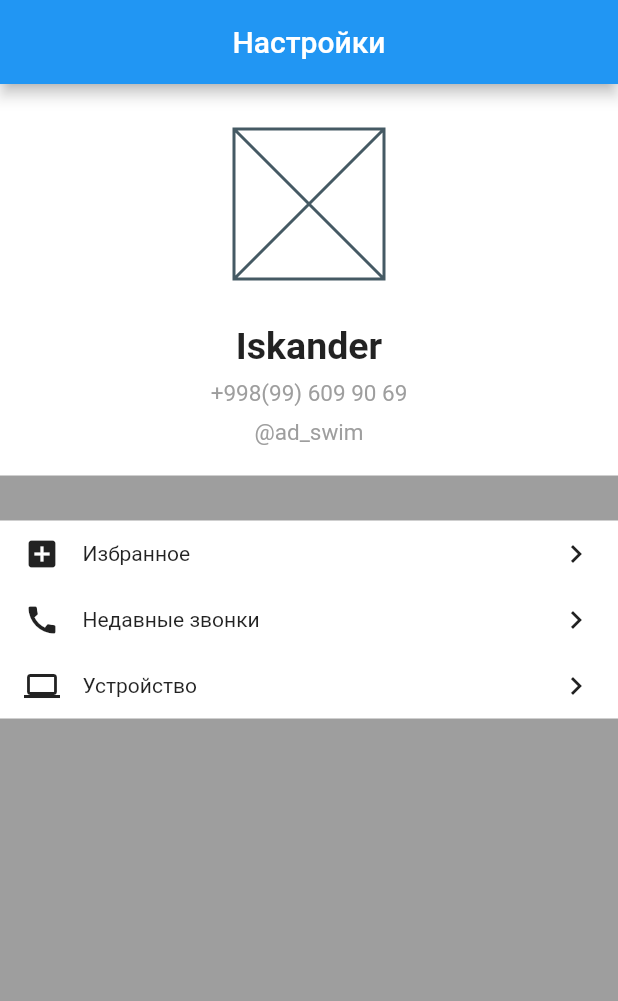
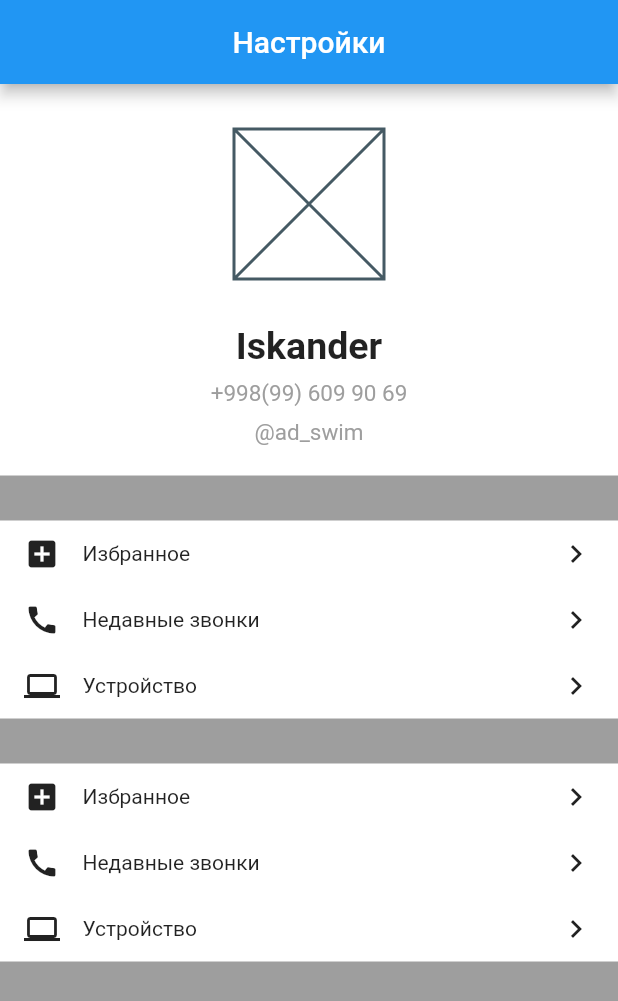
Before and after one commit to eahb0y/settings, a Flutter app: the screen it shows after launch, on a phone screen of 412 x 824 dp. Shown: the top 1001 px of the screen. Run offline on Flutter 3.47's test engine with Material 2 defaults, Android fonts, the phone set to English and light mode, and no system bars.

Commit message:
menu widget and added menuRow

```diff
--- a/lib/main.dart
+++ b/lib/main.dart
@@ -12,7 +12,12 @@ class MenuRowData {
 
 class MyApp extends StatelessWidget {
   MyApp({Key? key}) : super(key: key);
-  List<MenuRowData> menuRow = [
+  List<MenuRowData> menuRowFirst = [
+    MenuRowData(Icons.add_box, 'Избранное'),
+    MenuRowData(Icons.call, 'Недавные звонки'),
+    MenuRowData(Icons.computer, 'Устройство'),
+  ];
+  List<MenuRowData> menuRowSecond = [
     MenuRowData(Icons.add_box, 'Избранное'),
     MenuRowData(Icons.call, 'Недавные звонки'),
     MenuRowData(Icons.computer, 'Устройство'),
@@ -34,7 +39,9 @@ class MyApp extends StatelessWidget {
                   const SizedBox(
                     height: 30,
                   ),
-                  _MenuWidget(menuRow: menuRow),
+                  _MenuWidget(menuRow: menuRowFirst),
+                  const SizedBox(height: 30),
+                  _MenuWidget(menuRow: menuRowSecond),
                 ],
               ),
             )));
```
